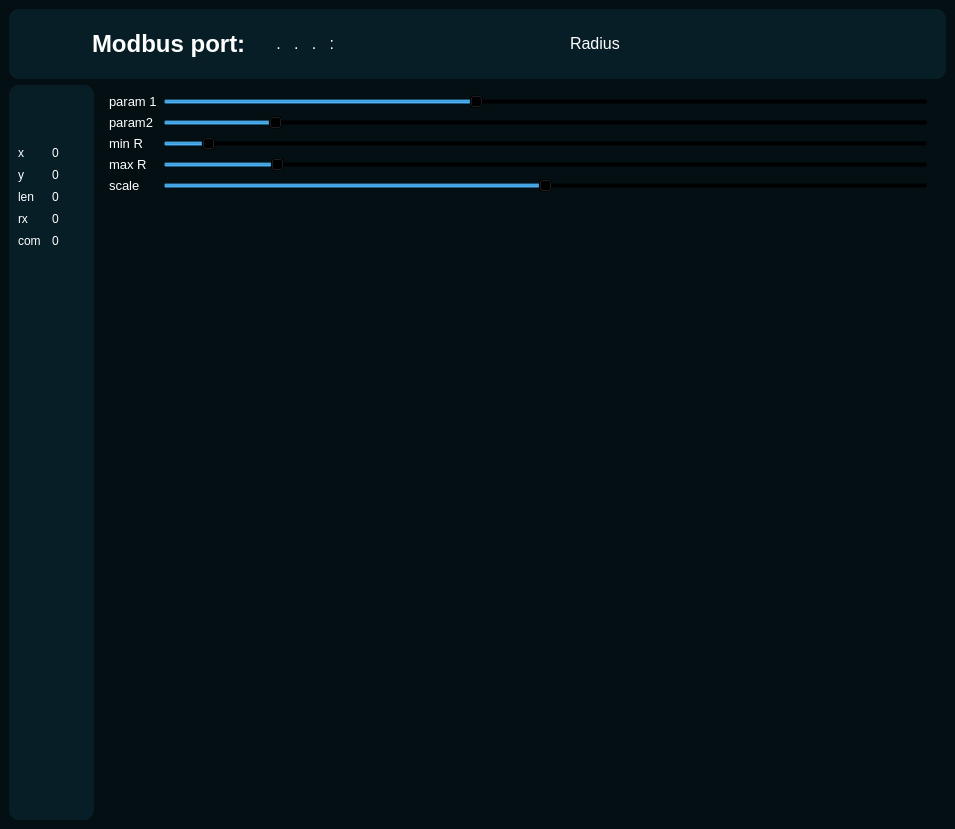
Qt form video_streaming.ui (Kurmambet/PromR_App) before a commit.
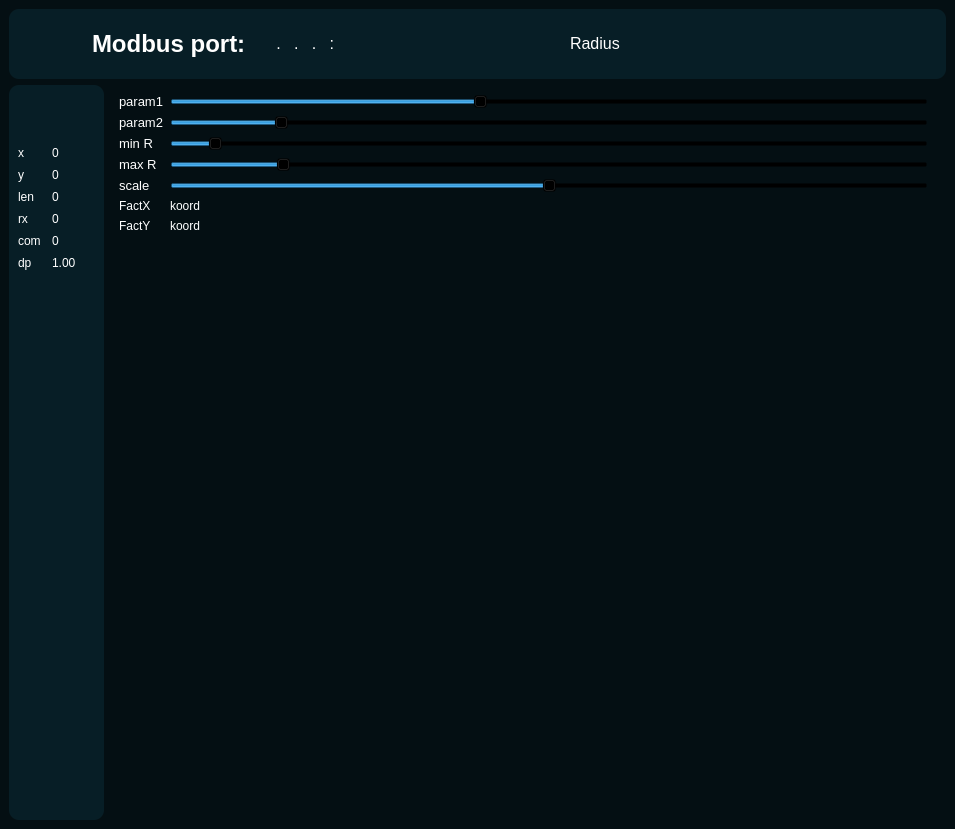
The same form after that commit. Icons and pictures are not drawn.

What changed in the file:
```diff
--- a/video_streaming.ui
+++ b/video_streaming.ui
@@ -373,6 +373,34 @@
                <item row="4" column="1">
                 <widget class="QSpinBox" name="spinBoxCOMPORT"/>
                </item>
+               <item row="5" column="0">
+                <widget class="QLabel" name="label_dp">
+                 <property name="font">
+                  <font>
+                   <pointsize>9</pointsize>
+                  </font>
+                 </property>
+                 <property name="text">
+                  <string>dp</string>
+                 </property>
+                </widget>
+               </item>
+               <item row="5" column="1">
+                <widget class="QDoubleSpinBox" name="doubleSpinBoxdp">
+                 <property name="decimals">
+                  <number>2</number>
+                 </property>
+                 <property name="minimum">
+                  <double>1.000000000000000</double>
+                 </property>
+                 <property name="maximum">
+                  <double>9.990000000000000</double>
+                 </property>
+                 <property name="singleStep">
+                  <double>0.010000000000000</double>
+                 </property>
+                </widget>
+               </item>
               </layout>
              </item>
             </layout>
@@ -409,7 +437,7 @@
               <property name="bottomMargin">
                <number>0</number>
               </property>
-              <item row="1" column="0">
+              <item row="3" column="0">
                <widget class="QLabel" name="label_3">
                 <property name="font">
                  <font>
@@ -417,11 +445,11 @@
                  </font>
                 </property>
                 <property name="text">
-                 <string>param 1</string>
+                 <string>param1</string>
                 </property>
                </widget>
               </item>
-              <item row="1" column="1">
+              <item row="3" column="1">
                <widget class="QSlider" name="horizontalSlider_param_1">
                 <property name="font">
                  <font>
@@ -455,7 +483,7 @@
                 </property>
                </widget>
               </item>
-              <item row="3" column="0">
+              <item row="5" column="0">
                <widget class="QLabel" name="label_4">
                 <property name="font">
                  <font>
@@ -467,7 +495,7 @@
                 </property>
                </widget>
               </item>
-              <item row="3" column="1">
+              <item row="5" column="1">
                <widget class="QSlider" name="horizontalSlider_param_2">
                 <property name="minimum">
                  <number>5</number>
@@ -486,7 +514,7 @@
                 </property>
                </widget>
               </item>
-              <item row="6" column="0">
+              <item row="8" column="0">
                <widget class="QLabel" name="label_5">
                 <property name="font">
                  <font>
@@ -498,7 +526,7 @@
                 </property>
                </widget>
               </item>
-              <item row="6" column="1">
+              <item row="8" column="1">
                <widget class="QSlider" name="horizontalSlider_minR">
                 <property name="cursor">
                  <cursorShape>ArrowCursor</cursorShape>
@@ -517,7 +545,7 @@
                 </property>
                </widget>
               </item>
-              <item row="8" column="0">
+              <item row="10" column="0">
                <widget class="QLabel" name="label_2">
                 <property name="font">
                  <font>
@@ -529,7 +557,7 @@
                 </property>
                </widget>
               </item>
-              <item row="8" column="1">
+              <item row="10" column="1">
                <widget class="QSlider" name="horizontalSlider_maxR">
                 <property name="sizePolicy">
                  <sizepolicy hsizetype="Expanding" vsizetype="Fixed">
@@ -560,7 +588,7 @@
                 </property>
                </widget>
               </item>
-              <item row="10" column="0">
+              <item row="12" column="0">
                <widget class="QLabel" name="label_6">
                 <property name="font">
                  <font>
@@ -572,7 +600,7 @@
                 </property>
                </widget>
               </item>
-              <item row="10" column="1">
+              <item row="12" column="1">
                <widget class="QSlider" name="horizontalSlider_scale">
                 <property name="sizePolicy">
                  <sizepolicy hsizetype="Expanding" vsizetype="Fixed">
@@ -609,6 +637,71 @@
                 </property>
                </widget>
               </item>
+              <item row="13" column="0">
+               <widget class="QLabel" name="factx_TEXT">
+                <property name="baseSize">
+                 <size>
+                  <width>0</width>
+                  <height>0</height>
+                 </size>
+                </property>
+                <property name="font">
+                 <font>
+                  <pointsize>9</pointsize>
+                 </font>
+                </property>
+                <property name="frameShape">
+                 <enum>QFrame::NoFrame</enum>
+                </property>
+                <property name="lineWidth">
+                 <number>1</number>
+                </property>
+                <property name="midLineWidth">
+                 <number>0</number>
+                </property>
+                <property name="text">
+                 <string>FactX</string>
+                </property>
+               </widget>
+              </item>
+              <item row="14" column="0">
+               <widget class="QLabel" name="factY_TEXT">
+                <property name="maximumSize">
+                 <size>
+                  <width>16777215</width>
+                  <height>16777215</height>
+                 </size>
+                </property>
+                <property name="font">
+                 <font>
+                  <pointsize>9</pointsize>
+                 </font>
+                </property>
+                <property name="text">
+                 <string>FactY</string>
+                </property>
+                <property name="scaledContents">
+                 <bool>false</bool>
+                </property>
+                <property name="margin">
+                 <number>0</number>
+                </property>
+               </widget>
+              </item>
+              <item row="13" column="1">
+               <widget class="QLabel" name="factX">
+                <property name="text">
+                 <string>koord</string>
+                </property>
+               </widget>
+              </item>
+              <item row="14" column="1">
+               <widget class="QLabel" name="factY">
+                <property name="text">
+                 <string>koord</string>
+                </property>
+               </widget>
+              </item>
              </layout>
             </item>
            </layout>
```
